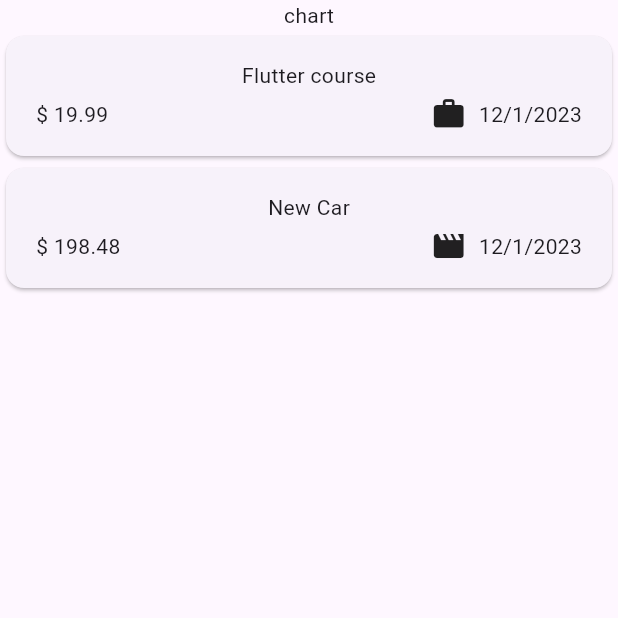
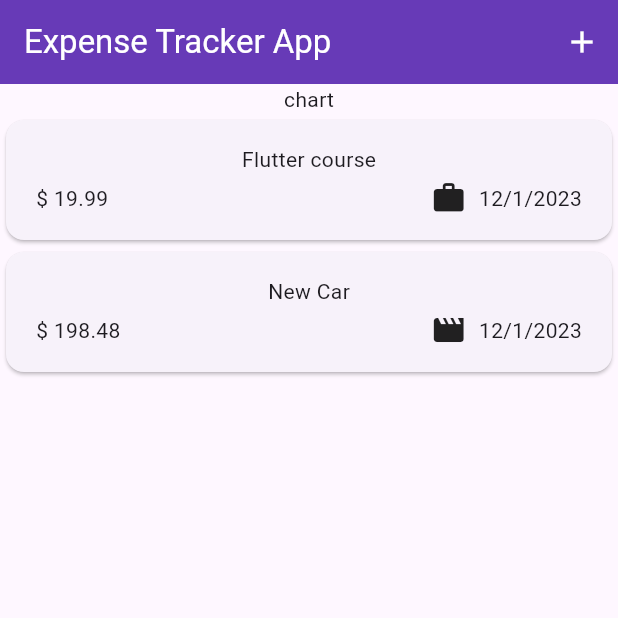
Before and after one commit to justoverclockl/flutter-expenses-app, a Flutter app: the screen it shows after launch, on a phone screen of 412 x 824 dp, the top half of it. Run offline on Flutter 3.47's test engine with Material 3 defaults, Android fonts, the phone set to English and light mode, and no system bars.

Commit message:
add appbar

```diff
--- a/lib/expenses.dart
+++ b/lib/expenses.dart
@@ -29,6 +29,21 @@ class _ExpensesState extends State<Expenses> {
   @override
   Widget build(BuildContext context) {
     return Scaffold(
+      // appbar reserve the space for camera and phone actions and include a bar for buttons...
+      appBar: AppBar(
+        title: const Text(
+          'Expense Tracker App',
+          style: TextStyle(color: Colors.white),
+        ),
+        backgroundColor: Colors.deepPurple,
+        actions: [
+          IconButton(
+            onPressed: () {},
+            color: Colors.white,
+            icon: const Icon(Icons.add),
+          ),
+        ],
+      ),
       body: Column(
         children: [
           const Text('chart'),
```
